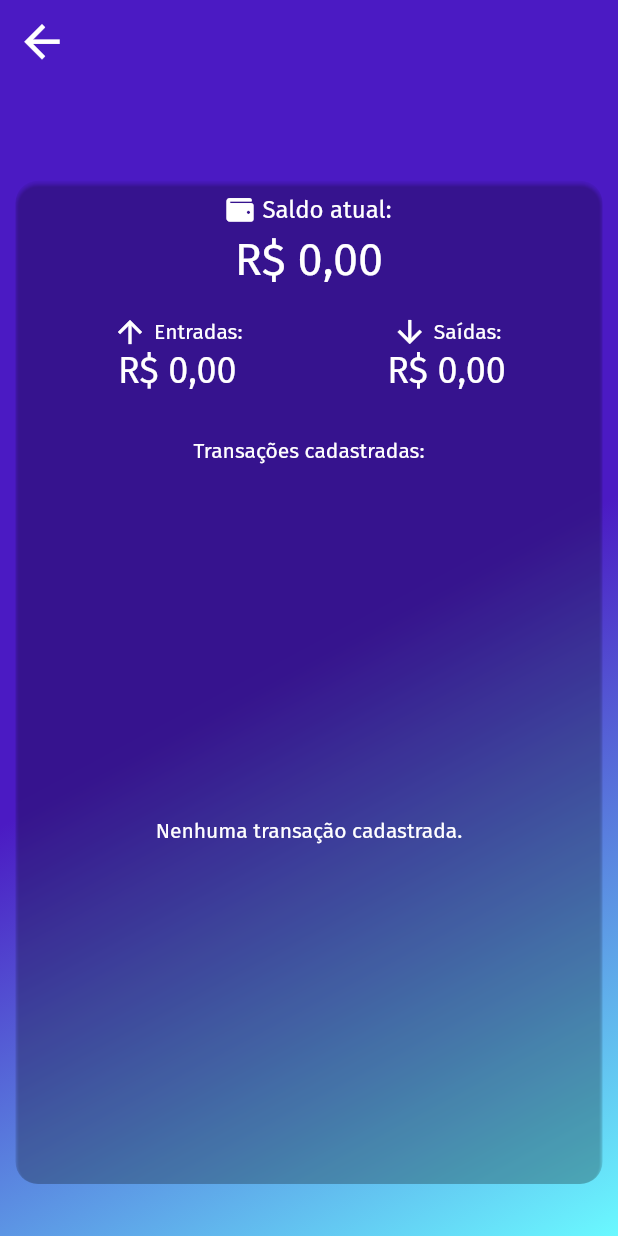
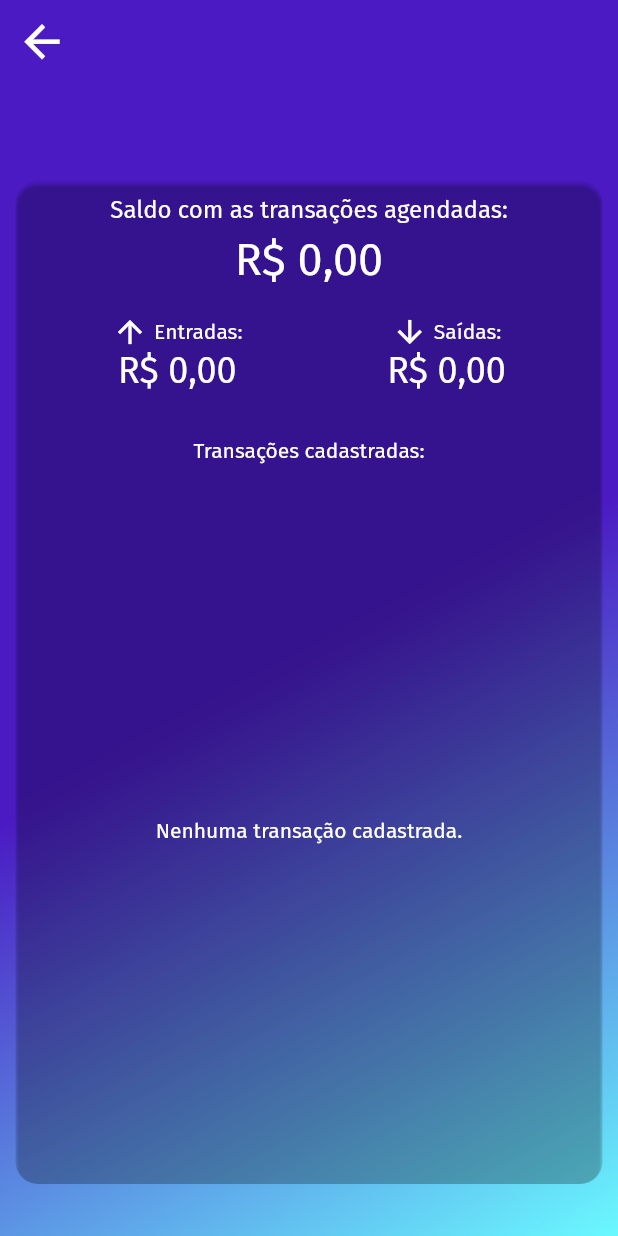
Before and after one commit to BrennerFerreira/personal_expenses_app, a Flutter app: the AccountDetailsPage screen opened directly with empty values, on a phone screen of 412 x 824 dp. Run offline on Flutter 3.47's test engine with Material 2 defaults, Android fonts, the phone set to English and light mode, and no system bars; our stand-ins replace bloc, brasil_fields, equatable, flutter_bloc, font_awesome_flutter, sqflite; accounts and stored records are empty; project files that could hold a hidden picture were left out.

Commit message:
Corrected search results, balance card title and initial price field value.

```diff
--- a/lib/pages/common/balance_card.dart
+++ b/lib/pages/common/balance_card.dart
@@ -26,22 +26,11 @@ class BalanceCard extends StatelessWidget {
           child: Column(
             mainAxisSize: MainAxisSize.min,
             children: [
-              Row(
-                mainAxisSize: MainAxisSize.min,
-                children: [
-                  Icon(
-                    FontAwesomeIcons.wallet,
-                    size: 18,
-                    color: Theme.of(context).textTheme.bodyText2!.color,
-                  ),
-                  const SizedBox(width: 6),
-                  const Text(
-                    "Saldo atual:",
-                    style: TextStyle(
-                      fontSize: 16,
-                    ),
-                  ),
-                ],
+              const Text(
+                "Saldo com as transações agendadas:",
+                style: TextStyle(
+                  fontSize: 16,
+                ),
               ),
               const SizedBox(height: 6),
               Text(
--- a/lib/pages/search_page/widgets/search_results.dart
+++ b/lib/pages/search_page/widgets/search_results.dart
@@ -36,7 +36,7 @@ class SearchResults extends StatelessWidget {
                   child: BlurredCard(
                     child: state.results.isEmpty
                         ? Center(
-                            child: query.length <= 3
+                            child: query.length < 3
                                 ? const Text("O termo procurado é muito curto.")
                                 : const Text("Nenhuma transação encontrada."),
                           )
@@ -51,7 +51,7 @@ class SearchResults extends StatelessWidget {
                                   Navigator.of(context).push(
                                     MaterialPageRoute(
                                       builder: (_) => TransactionDetailsPage(
-                                        transaction: state.suggestions[index],
+                                        transaction: state.results[index],
                                         fromSearch: true,
                                         lastPage: MaterialPageRoute(
                                           builder: (_) => HomePage(),
@@ -61,7 +61,7 @@ class SearchResults extends StatelessWidget {
                                   );
                                 },
                                 child: UserTransactionTile(
-                                  transaction: state.suggestions[index],
+                                  transaction: state.results[index],
                                 ),
                               );
                             },
--- a/lib/pages/search_page/widgets/search_suggestions.dart
+++ b/lib/pages/search_page/widgets/search_suggestions.dart
@@ -32,7 +32,7 @@ class SearchSuggestions extends StatelessWidget {
                     ? const Center(
                         child: Text("Digite um termo de busca."),
                       )
-                    : query.length <= 3
+                    : query.length < 3
                         ? const Center(
                             child: Text("Digite um termo de busca maior."),
                           )
```
Also changed, not shown: lib/pages/user_transaction_form_page/widgets/price_field.dart (+54 -4 lines).
